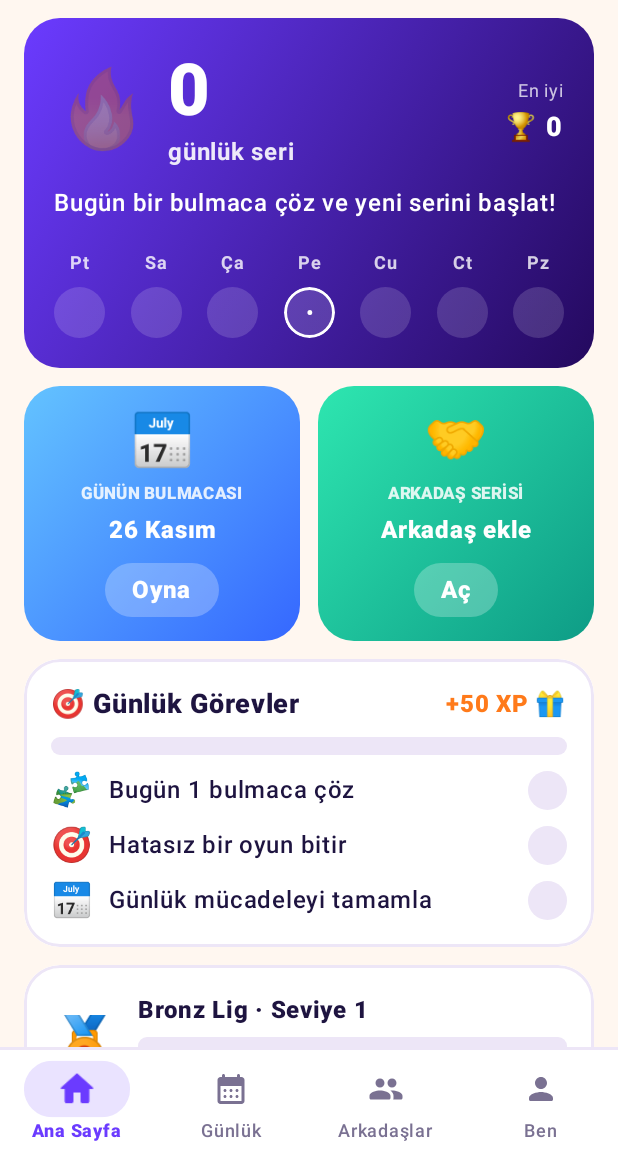
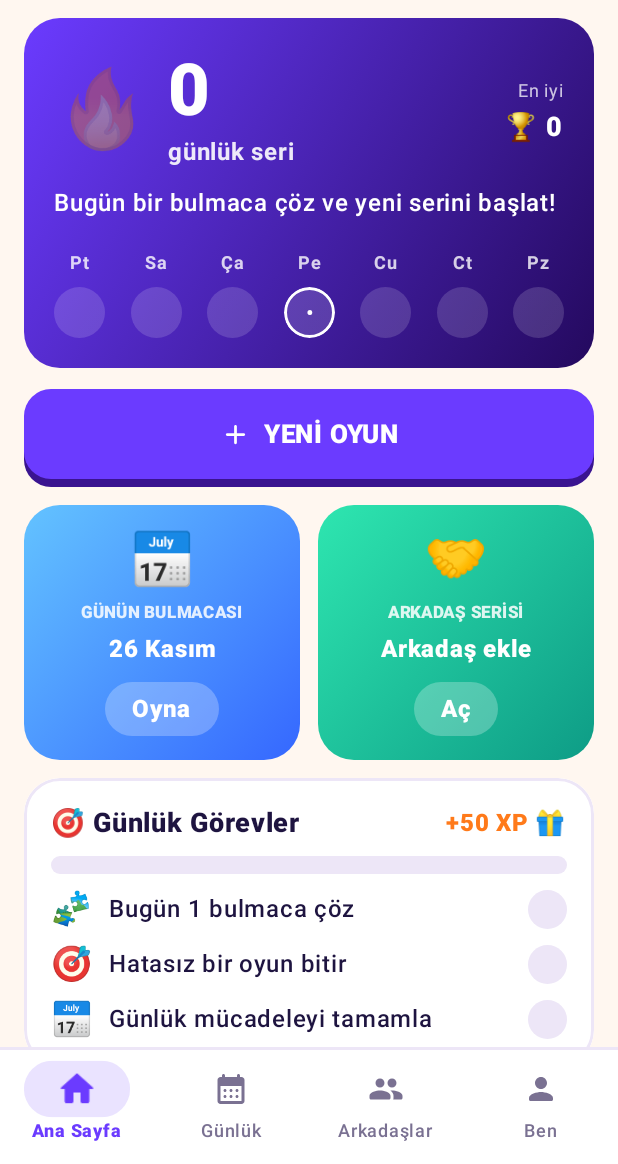
Before and after one commit to sahinibrahim/SudoFlame, an Android app built with Jetpack Compose: the HomeScreen screen opened through its navigation route, on a phone screen of 412 x 824 dp, the part 72-1236 px from its top. Run offline under Robolectric (Android 15) with nearby library versions, the phone set to English and light mode, and no system bars; our stand-ins replace AdMob, Firebase (no records; nobody signed in at launch, a user with empty details on screens opened directly); pictures from the network do not load; 4 statements that could not run were skipped.

Commit message:
Ana sayfa: Yeni Oyun butonu seri kartının hemen altına taşındı
Oyuna devam et de onunla birlikte üstte; seriyi kurtar, günlük bulmaca,
arkadaş, görevler ve lig kartları aşağıda.

Co-Authored-By: Claude Opus 5.5 <noreply@anthropic.com>
Claude-Session: https://claude.ai/code/session_0128KXLdJF3sbysttvXegVVN

```diff
--- a/app/src/main/java/com/sudoflame/app/ui/screens/HomeScreen.kt
+++ b/app/src/main/java/com/sudoflame/app/ui/screens/HomeScreen.kt
@@ -152,6 +152,17 @@ fun HomeScreen(
                     }
                 }
 
+                // Ana eylemler: hemen seri kartının altında, kaydırmadan görünsün
+                Spacer(Modifier.height(14.dp))
+                ChunkyButton("YENİ OYUN", Modifier.fillMaxWidth(), height = 60.dp, icon = Icons.Rounded.Add) { showDifficulty = true }
+                // Devam et
+                if (hasSaved) {
+                    Spacer(Modifier.height(12.dp))
+                    ChunkyButton("OYUNA DEVAM ET", Modifier.fillMaxWidth(), icon = Icons.Rounded.PlayArrow, color = Brand.Mint, shadow = Color(0xFF0B8F6E)) {
+                        onPlay("resume", Difficulty.EASY)
+                    }
+                }
+
                 // Söndürülen seriyi kurtar
                 if (p.canRepairStreak) {
                     Spacer(Modifier.height(12.dp))
@@ -167,14 +178,6 @@ fun HomeScreen(
                                 }
                             }
                         }
-                    }
-                }
-
-                // Devam et
-                if (hasSaved) {
-                    Spacer(Modifier.height(12.dp))
-                    ChunkyButton("OYUNA DEVAM ET", Modifier.fillMaxWidth(), icon = Icons.Rounded.PlayArrow, color = Brand.Mint, shadow = Color(0xFF0B8F6E)) {
-                        onPlay("resume", Difficulty.EASY)
                     }
                 }
 
@@ -241,8 +244,6 @@ fun HomeScreen(
                         }
                     }
                 }
-                Spacer(Modifier.height(16.dp))
-                ChunkyButton("YENİ OYUN", Modifier.fillMaxWidth(), height = 60.dp, icon = Icons.Rounded.Add) { showDifficulty = true }
                 Spacer(Modifier.height(20.dp))
             }
             BannerAd()
```
